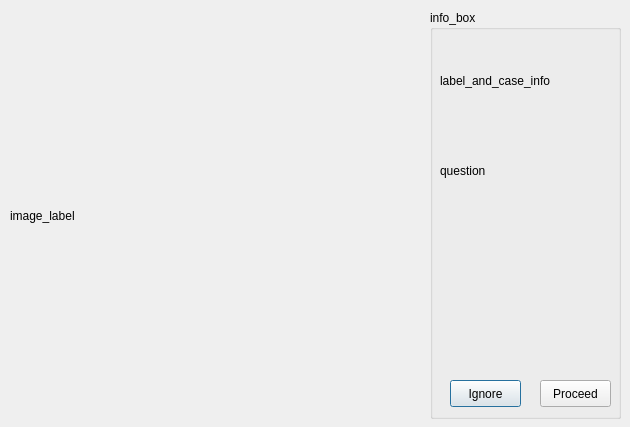
Qt form gui/ui/detection_dialog3.ui (addinedu-ros-9th/deeplearning-repo-1) before a commit.
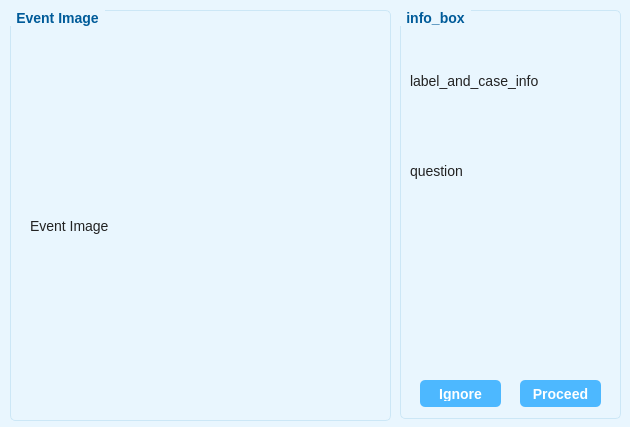
The same form after that commit.

Commit message:
[gui] Move recording and robot movement image updates to separate threads
- Separated the "Recording" label blinking logic into its own thread to prevent UI blocking and improve responsiveness.
- Moved the robot movement image updates (e.g., patrolling status) into a dedicated thread to avoid delays and flickering caused by main loop refreshes.
- Ensured both threads are safely started and stopped with proper signal handling.
- Improves GUI performance during live monitoring and patrolling.

```diff
--- a/gui/ui/detection_dialog3.ui
+++ b/gui/ui/detection_dialog3.ui
@@ -13,25 +13,144 @@
   <property name="windowTitle">
    <string>Dialog</string>
   </property>
-  <widget class="QLabel" name="image_label">
-   <property name="geometry">
-    <rect>
-     <x>10</x>
-     <y>20</y>
-     <width>381</width>
-     <height>391</height>
-    </rect>
-   </property>
-   <property name="text">
-    <string>image_label</string>
-   </property>
-  </widget>
+  <property name="styleSheet">
+   <string notr="true">/* 전체 배경 및 폰트 */
+QWidget {
+    background-color: #e9f6fe;
+    font-family: &quot;Segoe UI&quot;, &quot;맑은 고딕&quot;, sans-serif;
+    font-size: 14px;
+    color: #222;
+}
+
+/* 탭 스타일 */
+QTabWidget::pane {
+    border: none;
+    background-color: #e9f6fe;
+}
+
+QTabBar::tab {
+    background: #d4f4e6;  /* 비활성 탭: 연한 녹색 */
+    border: 1px solid #aad4f5;
+    border-bottom: none;
+    padding: 6px 20px;
+    min-width: 130px;
+    font-weight: bold;
+    color: #006666;
+    text-align: center;
+    border-top-left-radius: 5px;
+    border-top-right-radius: 5px;
+}
+QTabBar::tab:selected {
+    background: #2196f3;  /* 활성 탭: 진한 파랑 */
+    color: white;
+}
+
+/* 그룹박스 스타일 */
+QGroupBox {
+    border: 1px solid #cce7f6;
+    border-radius: 5px;
+    font-weight: bold;
+    color: #005b99;
+}
+QGroupBox::title {
+    subcontrol-origin: margin;
+    subcontrol-position: top left;
+    padding: 0 4px;
+}
+
+/* 라벨 */
+QLabel {
+    font-size: 14px;
+    color: #222;
+}
+#robot_location, #robot_status, #detections {
+    font-weight: bold;
+    background-color: transparent;
+}
+#label_user_name {
+    font-weight: bold;
+    border: none;
+    font-size: 18px;
+}
+#live_feed_label, #map_display_label, #detection_image {
+    border: 1px solid #b3d9ff;
+    border-radius: 6px;
+}
+
+/* 로그 출력 박스 */
+#textEdit_log_box {
+    background-color: white;
+}
+
+/* 버튼 */
+QPushButton {
+    background-color: #4db8ff;
+    color: white;
+    border: none;
+    border-radius: 5px;
+    padding: 6px 12px;
+    font-weight: bold;
+}
+QPushButton:hover {
+    background-color: #33aaff;
+}
+QPushButton:pressed {
+    background-color: #2196f3;
+}
+QPushButton:disabled {
+    background-color: #d0eafc;  /* 연한 하늘색 (비활성화 배경) */
+    color: #9bbcd1;             /* 흐릿한 회청색 텍스트 */
+}
+
+/* 콤보박스 */
+QComboBox {
+    background-color: white;
+    border: 1px solid #aad4f5;
+    border-radius: 4px;
+    padding: 4px;
+    min-width: 90px;
+}
+
+/* 날짜/시간 선택기 */
+QDateTimeEdit {
+    background-color: white;
+    border: 1px solid #aad4f5;
+    border-radius: 4px;
+    padding: 4px;
+}
+
+/* 테이블 */
+QTableWidget {
+    background-color: white;
+    border: 1px solid #aad4f5;
+    gridline-color: #aad4f5;
+}
+QHeaderView::section {
+    background-color: #d0eafc;
+    font-weight: bold;
+    padding: 6px;
+    border: 1px solid #aad4f5;
+}
+
+/* 슬라이더 */
+QSlider::groove:horizontal {
+    height: 6px;
+    background: #cce7f6;
+    border-radius: 3px;
+}
+QSlider::handle:horizontal {
+    background: #4db8ff;
+    width: 12px;
+    border-radius: 6px;
+}
+</string>
+  </property>
   <widget class="QGroupBox" name="info_box">
    <property name="geometry">
     <rect>
-     <x>430</x>
+     <x>400</x>
      <y>10</y>
-     <width>191</width>
+     <width>221</width>
      <height>409</height>
     </rect>
    </property>
@@ -59,7 +178,7 @@
      <rect>
       <x>20</x>
       <y>370</y>
-      <width>71</width>
+      <width>81</width>
       <height>27</height>
      </rect>
     </property>
@@ -70,9 +189,9 @@
    <widget class="QPushButton" name="btn_proceed">
     <property name="geometry">
      <rect>
-      <x>110</x>
+      <x>120</x>
       <y>370</y>
-      <width>71</width>
+      <width>81</width>
       <height>27</height>
      </rect>
     </property>
@@ -97,6 +216,32 @@
     </property>
    </widget>
   </widget>
+  <widget class="QGroupBox" name="groupBox">
+   <property name="geometry">
+    <rect>
+     <x>10</x>
+     <y>10</y>
+     <width>381</width>
+     <height>411</height>
+    </rect>
+   </property>
+   <property name="title">
+    <string>Event Image</string>
+   </property>
+   <widget class="QLabel" name="image_label">
+    <property name="geometry">
+     <rect>
+      <x>20</x>
+      <y>30</y>
+      <width>341</width>
+      <height>371</height>
+     </rect>
+    </property>
+    <property name="text">
+     <string>Event Image</string>
+    </property>
+   </widget>
+  </widget>
  </widget>
  <resources/>
  <connections/>
```
The commit also changes 4 other files.
